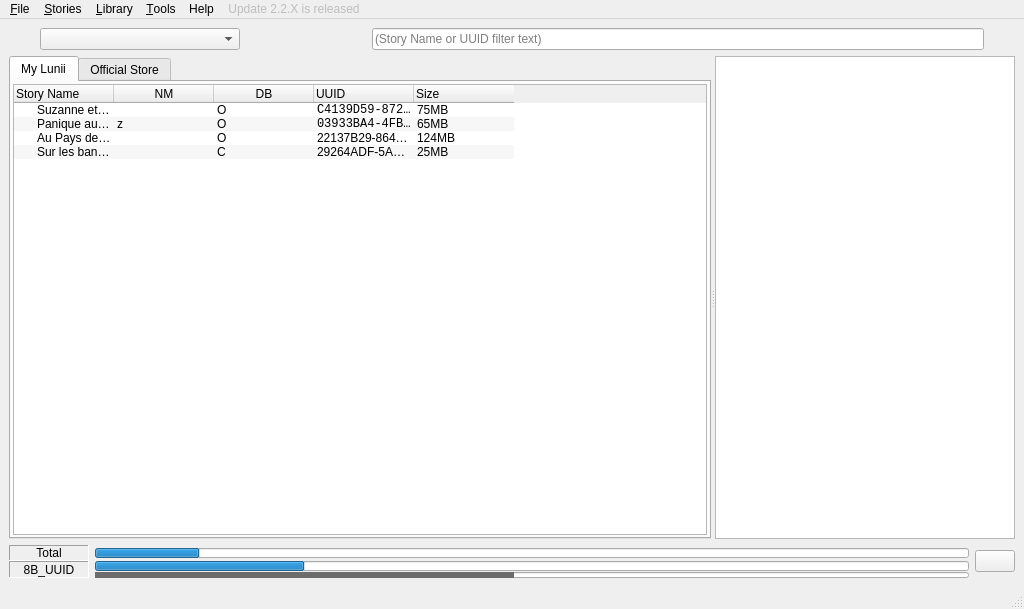
Before: the Qt Designer form pkg/ui/main.ui in o-daneel/Lunii.QT, drawn with Qt 5.
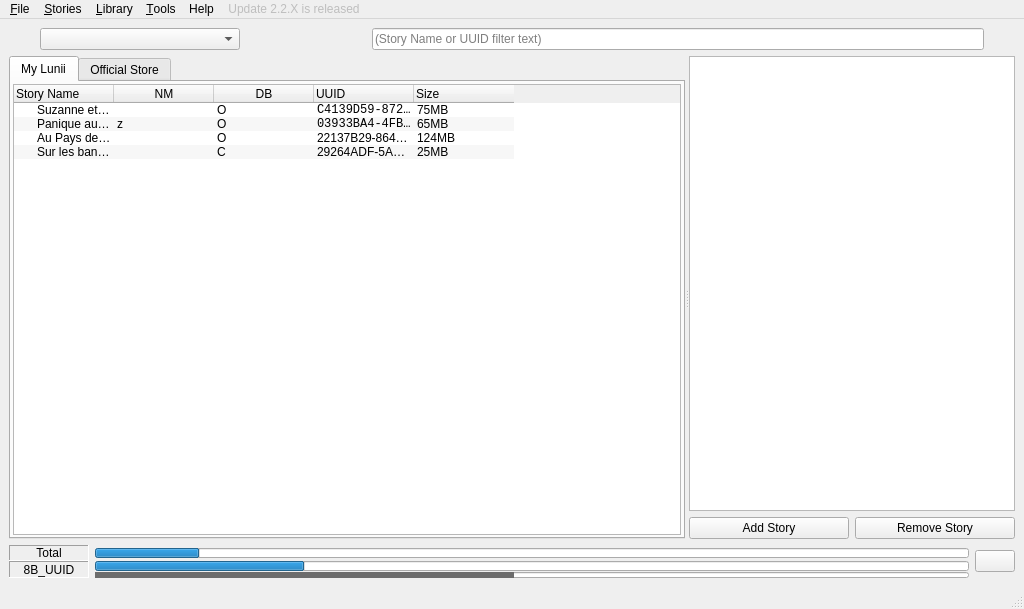
After: the same form once the commit is applied. Icons and pictures are not drawn.

Commit message: Adding add / remove button

Patch:
```diff
--- a/pkg/ui/main.ui
+++ b/pkg/ui/main.ui
@@ -548,6 +548,15 @@
         </layout>
        </widget>
       </widget>
+      <widget class="QWidget" name="layoutWidget_story_details">
+       <property name="sizePolicy">
+        <sizepolicy hsizetype="Expanding" vsizetype="Expanding">
+         <horstretch>0</horstretch>
+         <verstretch>0</verstretch>
+        </sizepolicy>
+       </property>
+       <layout class="QVBoxLayout" name="verticalLayout_story_details">
+        <item>
       <widget class="QTextBrowser" name="story_details">
        <property name="sizePolicy">
         <sizepolicy hsizetype="Expanding" vsizetype="Expanding">
@@ -561,18 +570,33 @@
          <height>192</height>
         </size>
        </property>
-       <property name="maximumSize">
-        <size>
-         <width>1024</width>
-         <height>16777215</height>
-        </size>
-       </property>
        <property name="horizontalScrollBarPolicy">
         <enum>Qt::ScrollBarPolicy::ScrollBarAlwaysOff</enum>
        </property>
        <property name="sizeAdjustPolicy">
         <enum>QAbstractScrollArea::SizeAdjustPolicy::AdjustIgnored</enum>
        </property>
+          </widget>
+        </item>
+         <item>
+         <layout class="QHBoxLayout" name="horizontalLayout_add_remove_buttons">
+          <item>
+           <widget class="QPushButton" name="add_story_button">
+            <property name="text">
+             <string>Add Story</string>
+            </property>
+           </widget>
+          </item>
+          <item>
+           <widget class="QPushButton" name="remove_story_button">
+            <property name="text">
+             <string>Remove Story</string>
+            </property>
+           </widget>
+          </item>
+         </layout>
+        </item>
+       </layout>
       </widget>
      </widget>
     </item>
```
Lines whose indentation alone changed are shown as unchanged. The commit also changes 4 other files.
